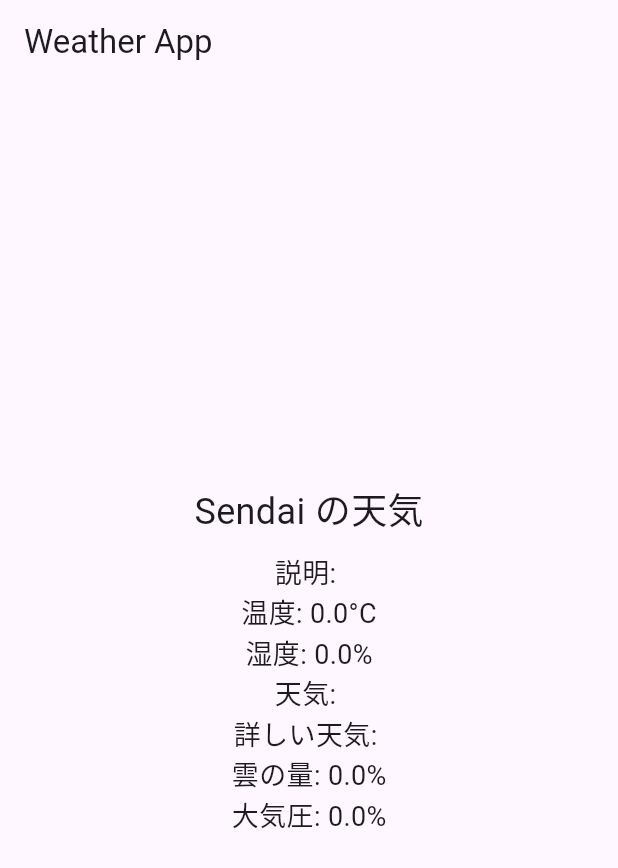
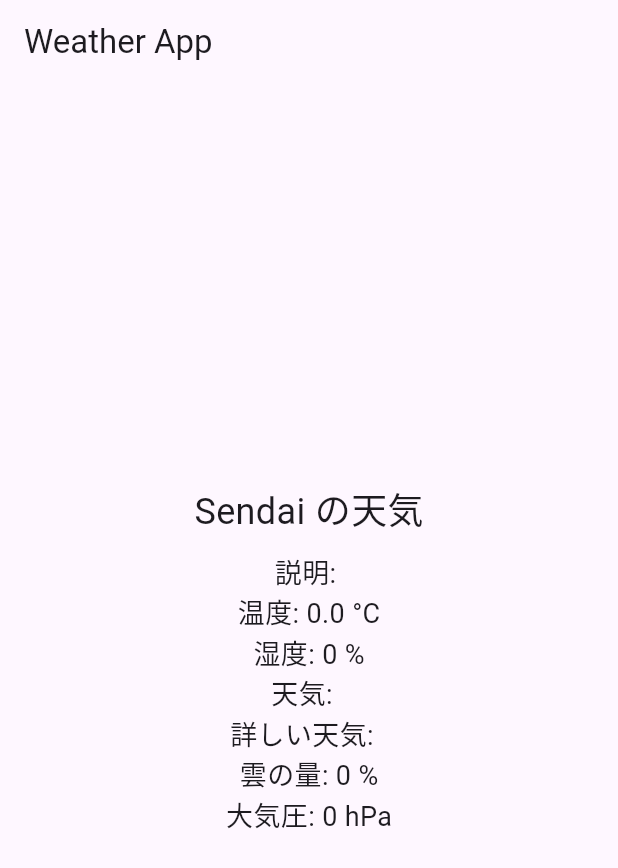
Before and after one commit to tsuchida-y/thunder_cloud_app, a Flutter app: the screen it shows after launch, on a phone screen of 412 x 824 dp. Shown: the top 868 px of the screen. Run offline on Flutter 3.47's test engine with Material 3 defaults, Android fonts, the phone set to English and light mode, and no system bars; network calls fail.

Commit message:
地名以外の値を正しく表示できるように修正

```diff
--- a/lib/weather_screen.dart
+++ b/lib/weather_screen.dart
@@ -25,16 +25,16 @@ class WeatherScreen extends StatefulWidget {
 }
 
 class _WeatherScreenState extends State<WeatherScreen> {
-  final WeatherApi weatherApi = WeatherApi();
+  final WeatherApi weatherApi = WeatherApi();//WeatherApiクラスのインスタンを生成
   String cityName = "Sendai"; // 取得したい都市名
   String weatherDescription = ""; // 天気の説明をするための変数
   double temperature = 0.0; // 温度を格納するための変数
 
-  double humidity = 0.0; // 湿度を格納するための変数
+  int humidity = 0; // 湿度を格納するための変数
   String weather = ""; // 天気を格納するための変数
   String detailedWeather = ""; // 詳しい天気を格納するための変数
-  double clouds = 0.0; // 雲の量を格納するための変数
-  double atmosphericPressure = 0.0; // 大気圧を格納するための変数
+  int clouds = 0; // 雲の量を格納するための変数
+  int atmosphericPressure = 0; // 大気圧を格納するための変数
 
   bool isLoading = true; // ローディング状態を示す変数
 
@@ -55,7 +55,7 @@ class _WeatherScreenState extends State<WeatherScreen> {
         weather=weatherData["weather"];//天気を取得
         detailedWeather=weatherData["detailed_weather"];//詳しい天気を取得
         clouds=weatherData["clouds"];//雲の量を取得
-        atmosphericPressure-weatherData["atmospheric_pressure"];//大気圧を取得
+        atmosphericPressure=weatherData["atmospheric_pressure"];//大気圧を取得
 
         isLoading = false; // ローディング完了
       });
@@ -89,27 +89,27 @@ class _WeatherScreenState extends State<WeatherScreen> {
                     style: const TextStyle(fontSize: 18),
                   ),
                   Text(
-                    "温度: $temperature°C", // 温度を表示
+                    "温度: $temperature °C", // 温度を表示
                     style: const TextStyle(fontSize: 18),
                   ),
                   Text(
-                    "湿度: $humidity%", // 湿度を表示
+                    "湿度: $humidity %", // 湿度を表示
                     style: const TextStyle(fontSize: 18),
                   ),
                   Text(
-                    "天気: $weather", // 天気を表示
+                    "天気: $weather ", // 天気を表示
                     style: const TextStyle(fontSize: 18),
                   ),
                   Text(
-                    "詳しい天気: $detailedWeather", // 詳しい天気を表示
+                    "詳しい天気: $detailedWeather ", // 詳しい天気を表示
                     style: const TextStyle(fontSize: 18),
                   ),
                   Text(
-                    "雲の量: $clouds%", // 雲の量を表示
+                    "雲の量: $clouds %", // 雲の量を表示
                     style: const TextStyle(fontSize: 18),
                   ),
                   Text(
-                    "大気圧: $atmosphericPressure%", // 大気圧を表示
+                    "大気圧: $atmosphericPressure hPa", // 大気圧を表示
                     style: const TextStyle(fontSize: 18),
                   ),
                 ],
```
